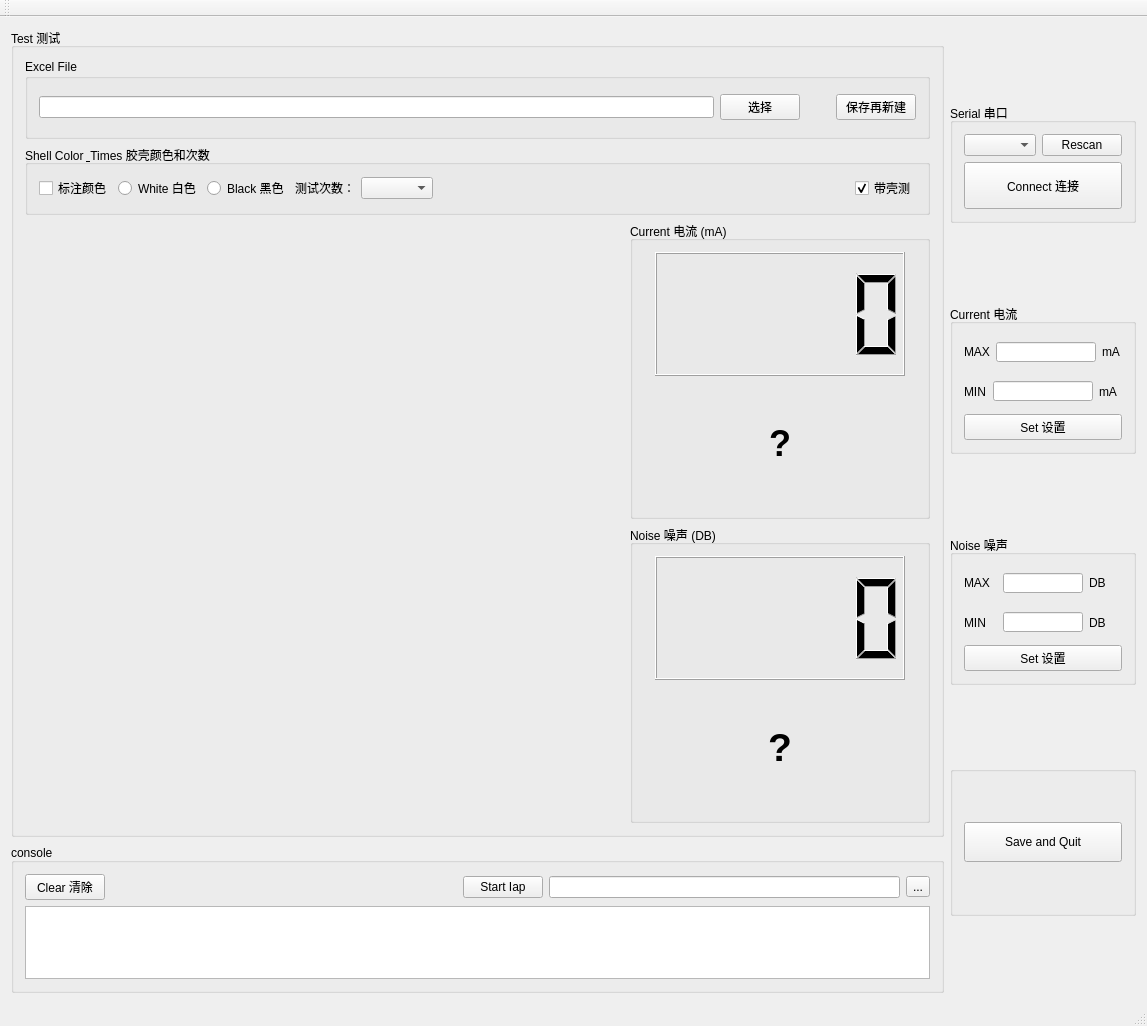
Above: mainwindow.ui from RuanJG/desktopApp before the change. Below: the same form after it.
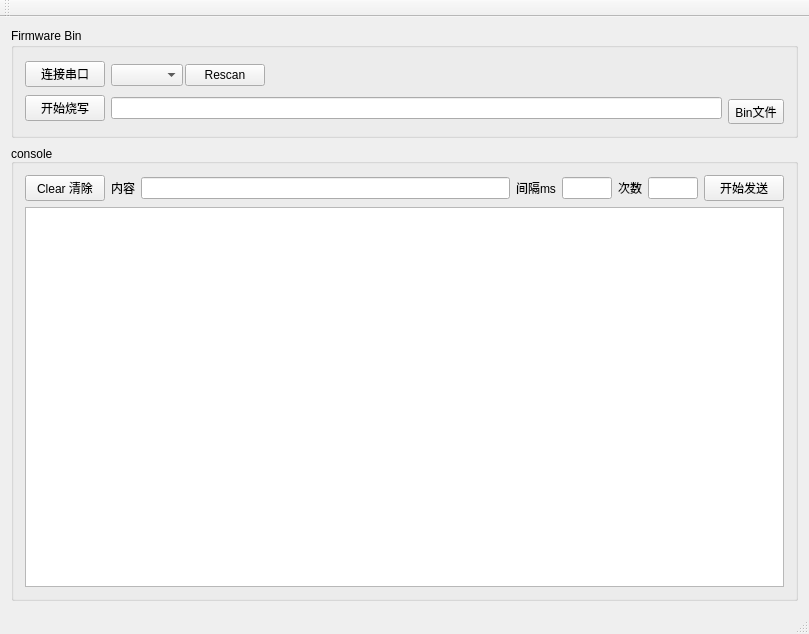
That is the form after the change. Custom widgets are drawn as their Qt base class.

```diff
--- a/mainwindow.ui
+++ b/mainwindow.ui
@@ -6,381 +6,41 @@
    <rect>
     <x>0</x>
     <y>0</y>
-    <width>1147</width>
-    <height>1026</height>
+    <width>809</width>
+    <height>634</height>
    </rect>
   </property>
   <property name="windowTitle">
    <string>T-Rex测试程序</string>
   </property>
   <widget class="QWidget" name="centralWidget">
-   <layout class="QGridLayout" name="gridLayout_6">
+   <layout class="QGridLayout" name="gridLayout_3">
     <item row="0" column="0">
-     <layout class="QHBoxLayout" name="horizontalLayout_8">
+     <layout class="QVBoxLayout" name="verticalLayout_5">
       <item>
-       <layout class="QVBoxLayout" name="verticalLayout_10">
-        <item>
-         <widget class="QGroupBox" name="groupBox_4">
-          <property name="sizePolicy">
-           <sizepolicy hsizetype="Preferred" vsizetype="Preferred">
-            <horstretch>0</horstretch>
-            <verstretch>0</verstretch>
-           </sizepolicy>
-          </property>
-          <property name="minimumSize">
-           <size>
-            <width>0</width>
-            <height>0</height>
-           </size>
-          </property>
-          <property name="maximumSize">
-           <size>
-            <width>7000</width>
-            <height>6000</height>
-           </size>
-          </property>
-          <property name="title">
-           <string>Test 测试</string>
-          </property>
-          <layout class="QGridLayout" name="gridLayout_3">
-           <item row="1" column="0">
-            <widget class="QGroupBox" name="groupBox_8">
-             <property name="enabled">
-              <bool>true</bool>
-             </property>
-             <property name="maximumSize">
-              <size>
-               <width>16777215</width>
-               <height>70</height>
-              </size>
-             </property>
-             <property name="title">
-              <string>Shell Color &amp; Times 胶壳颜色和次数</string>
-             </property>
-             <layout class="QGridLayout" name="gridLayout_5">
-              <item row="0" column="0">
-               <layout class="QHBoxLayout" name="horizontalLayout_10">
-                <item>
-                 <widget class="QCheckBox" name="checkBox">
-                  <property name="text">
-                   <string>标注颜色</string>
-                  </property>
-                 </widget>
-                </item>
-                <item>
-                 <widget class="QRadioButton" name="colorWhiteradioButton">
-                  <property name="text">
-                   <string>White 白色</string>
-                  </property>
-                 </widget>
-                </item>
-                <item>
-                 <widget class="QRadioButton" name="colorBlackradioButton">
-                  <property name="text">
-                   <string>Black 黑色</string>
-                  </property>
-                 </widget>
-                </item>
-                <item>
-                 <widget class="QLabel" name="label_5">
-                  <property name="text">
-                   <string>测试次数：</string>
-                  </property>
-                 </widget>
-                </item>
-                <item>
-                 <widget class="QComboBox" name="testCountcomboBox"/>
-                </item>
-                <item>
-                 <spacer name="horizontalSpacer_2">
-                  <property name="orientation">
-                   <enum>Qt::Horizontal</enum>
-                  </property>
-                  <property name="sizeHint" stdset="0">
-                   <size>
-                    <width>15</width>
-                    <height>20</height>
-                   </size>
-                  </property>
-                 </spacer>
-                </item>
-                <item>
-                 <widget class="QCheckBox" name="withSheelCheckBox">
-                  <property name="text">
-                   <string>带壳测</string>
-                  </property>
-                  <property name="checked">
-                   <bool>true</bool>
-                  </property>
-                 </widget>
-                </item>
-               </layout>
-              </item>
-             </layout>
-            </widget>
-           </item>
-           <item row="2" column="0">
-            <layout class="QVBoxLayout" name="verticalLayout_9">
-             <item>
-              <layout class="QHBoxLayout" name="horizontalLayout">
-               <item>
-                <widget class="QCustomPlot" name="currentPlotwidget" native="true"/>
-               </item>
-               <item>
-                <widget class="QGroupBox" name="groupBox_7">
-                 <property name="maximumSize">
-                  <size>
-                   <width>300</width>
-                   <height>3000</height>
-                  </size>
-                 </property>
-                 <property name="autoFillBackground">
-                  <bool>false</bool>
-                 </property>
-                 <property name="title">
-                  <string>Current 电流 (mA)</string>
-                 </property>
-                 <layout class="QGridLayout" name="gridLayout">
-                  <item row="0" column="0">
-                   <layout class="QVBoxLayout" name="verticalLayout_7">
-                    <item>
-                     <widget class="QLCDNumber" name="currentlcdNumber">
-                      <property name="sizePolicy">
-                       <sizepolicy hsizetype="Fixed" vsizetype="Fixed">
-                        <horstretch>0</horstretch>
-                        <verstretch>0</verstretch>
-                       </sizepolicy>
-                      </property>
-                      <property name="minimumSize">
-                       <size>
-                        <width>0</width>
-                        <height>0</height>
-                       </size>
-                      </property>
-                      <property name="maximumSize">
-                       <size>
-                        <width>3000</width>
-                        <height>2000</height>
-                       </size>
-                      </property>
-                      <property name="value" stdset="0">
-                       <double>0.000000000000000</double>
-                      </property>
-                      <property name="intValue" stdset="0">
-                       <number>0</number>
-                      </property>
-                     </widget>
-                    </item>
-                    <item>
-                     <widget class="QLabel" name="currentlabel">
-                      <property name="sizePolicy">
-                       <sizepolicy hsizetype="Preferred" vsizetype="Preferred">
-                        <horstretch>0</horstretch>
-                        <verstretch>0</verstretch>
-                       </sizepolicy>
-                      </property>
-                      <property name="minimumSize">
-                       <size>
-                        <width>0</width>
-                        <height>0</height>
-                       </size>
-                      </property>
-                      <property name="maximumSize">
-                       <size>
-                        <width>250</width>
-                        <height>16777215</height>
-                       </size>
-                      </property>
-                      <property name="font">
-                       <font>
-                        <pointsize>27</pointsize>
-                        <weight>75</weight>
-                        <bold>true</bold>
-                       </font>
-                      </property>
-                      <property name="text">
-                       <string>?</string>
-                      </property>
-                      <property name="alignment">
-                       <set>Qt::AlignCenter</set>
-                      </property>
-                     </widget>
-                    </item>
-                   </layout>
-                  </item>
-                 </layout>
-                </widget>
-               </item>
-              </layout>
-             </item>
-             <item>
-              <layout class="QHBoxLayout" name="horizontalLayout_7">
-               <item>
-                <widget class="QCustomPlot" name="noisePlotwidget" native="true"/>
-               </item>
-               <item>
-                <widget class="QGroupBox" name="groupBox_9">
-                 <property name="maximumSize">
-                  <size>
-                   <width>300</width>
-                   <height>3000</height>
-                  </size>
-                 </property>
-                 <property name="autoFillBackground">
-                  <bool>false</bool>
-                 </property>
-                 <property name="title">
-                  <string>Noise 噪声 (DB)</string>
-                 </property>
-                 <layout class="QGridLayout" name="gridLayout_2">
-                  <item row="0" column="0">
-                   <layout class="QVBoxLayout" name="verticalLayout_8">
-                    <item>
-                     <widget class="QLCDNumber" name="noiselcdNumber">
-                      <property name="sizePolicy">
-                       <sizepolicy hsizetype="Fixed" vsizetype="Fixed">
-                        <horstretch>0</horstretch>
-                        <verstretch>0</verstretch>
-                       </sizepolicy>
-                      </property>
-                      <property name="minimumSize">
-                       <size>
-                        <width>0</width>
-                        <height>0</height>
-                       </size>
-                      </property>
-                      <property name="maximumSize">
-                       <size>
-                        <width>3000</width>
-                        <height>2000</height>
-                       </size>
-                      </property>
-                      <property name="value" stdset="0">
-                       <double>0.000000000000000</double>
-                      </property>
-                      <property name="intValue" stdset="0">
-                       <number>0</number>
-                      </property>
-                     </widget>
-                    </item>
-                    <item>
-                     <widget class="QLabel" name="noiselabel">
-                      <property name="sizePolicy">
-                       <sizepolicy hsizetype="Preferred" vsizetype="Preferred">
-                        <horstretch>0</horstretch>
-                        <verstretch>0</verstretch>
-                       </sizepolicy>
-                      </property>
-                      <property name="minimumSize">
-                       <size>
-                        <width>0</width>
-                        <height>0</height>
-                       </size>
-                      </property>
-                      <property name="maximumSize">
-                       <size>
-                        <width>250</width>
-                        <height>16777215</height>
-                       </size>
-                      </property>
-                      <property name="font">
-                       <font>
-                        <pointsize>29</pointsize>
-                        <weight>75</weight>
-                        <bold>true</bold>
-                       </font>
-                      </property>
-                      <property name="text">
-                       <string>?</string>
-                      </property>
-                      <property name="alignment">
-                       <set>Qt::AlignCenter</set>
-                      </property>
-                     </widget>
-                    </item>
-                   </layout>
-                  </item>
-                 </layout>
-                </widget>
-               </item>
-              </layout>
-             </item>
-            </layout>
-           </item>
-           <item row="0" column="0">
-            <widget class="QGroupBox" name="groupBox_10">
-             <property name="maximumSize">
-              <size>
-               <width>16777215</width>
-               <height>80</height>
-              </size>
-             </property>
-             <property name="title">
-              <string>Excel File</string>
-             </property>
-             <layout class="QGridLayout" name="gridLayout_4">
-              <item row="0" column="0">
-               <layout class="QHBoxLayout" name="horizontalLayout_11">
-                <item>
-                 <widget class="QLineEdit" name="excelFilePathlineEdit"/>
-                </item>
-                <item>
-                 <widget class="QPushButton" name="excelFileSelectpushButton">
-                  <property name="text">
-                   <string>选择</string>
-                  </property>
-                 </widget>
-                </item>
-                <item>
-                 <spacer name="horizontalSpacer_3">
-                  <property name="orientation">
-                   <enum>Qt::Horizontal</enum>
-                  </property>
-                  <property name="sizeType">
-                   <enum>QSizePolicy::Fixed</enum>
-                  </property>
-                  <property name="sizeHint" stdset="0">
-                   <size>
-                    <width>30</width>
-                    <height>20</height>
-                   </size>
-                  </property>
-                 </spacer>
-                </item>
-                <item>
-                 <widget class="QPushButton" name="restartButton">
-                  <property name="text">
-                   <string>保存再新建</string>
-                  </property>
-                 </widget>
-                </item>
-               </layout>
-              </item>
-             </layout>
-            </widget>
-           </item>
-          </layout>
-         </widget>
-        </item>
-        <item>
-         <widget class="QGroupBox" name="groupBox_6">
-          <property name="maximumSize">
-           <size>
-            <width>16777215</width>
-            <height>150</height>
-           </size>
-          </property>
-          <property name="title">
-           <string>console</string>
-          </property>
-          <property name="alignment">
-           <set>Qt::AlignBottom|Qt::AlignLeading|Qt::AlignLeft</set>
-          </property>
-          <layout class="QVBoxLayout" name="verticalLayout">
+       <widget class="QGroupBox" name="groupBox_2">
+        <property name="minimumSize">
+         <size>
+          <width>600</width>
+          <height>100</height>
+         </size>
+        </property>
+        <property name="maximumSize">
+         <size>
+          <width>16777215</width>
+          <height>150</height>
+         </size>
+        </property>
+        <property name="title">
+         <string>Firmware Bin</string>
+        </property>
+        <layout class="QGridLayout" name="gridLayout">
+         <item row="0" column="0">
+          <layout class="QHBoxLayout" name="horizontalLayout_3">
            <item>
-            <layout class="QHBoxLayout" name="horizontalLayout_9">
+            <layout class="QVBoxLayout" name="verticalLayout">
              <item>
-              <widget class="QPushButton" name="ClearTextBrowButton">
+              <widget class="QPushButton" name="SerialButton">
                <property name="maximumSize">
                 <size>
                  <width>100</width>
@@ -388,43 +48,206 @@
                 </size>
                </property>
                <property name="text">
-                <string>Clear 清除</string>
+                <string>连接串口</string>
                </property>
               </widget>
              </item>
              <item>
-              <spacer name="horizontalSpacer">
+              <widget class="QPushButton" name="iapButton">
+               <property name="maximumSize">
+                <size>
+                 <width>150</width>
+                 <height>16777215</height>
+                </size>
+               </property>
+               <property name="text">
+                <string>开始烧写</string>
+               </property>
+              </widget>
+             </item>
+            </layout>
+           </item>
+           <item>
+            <layout class="QVBoxLayout" name="verticalLayout_2">
+             <item>
+              <layout class="QHBoxLayout" name="horizontalLayout_2">
+               <property name="spacing">
+                <number>2</number>
+               </property>
+               <property name="sizeConstraint">
+                <enum>QLayout::SetFixedSize</enum>
+               </property>
+               <property name="rightMargin">
+                <number>0</number>
+               </property>
+               <item>
+                <widget class="QComboBox" name="SerialcomboBox">
+                 <property name="sizePolicy">
+                  <sizepolicy hsizetype="Preferred" vsizetype="Preferred">
+                   <horstretch>0</horstretch>
+                   <verstretch>0</verstretch>
+                  </sizepolicy>
+                 </property>
+                 <property name="maximumSize">
+                  <size>
+                   <width>80</width>
+                   <height>30</height>
+                  </size>
+                 </property>
+                </widget>
+               </item>
+               <item>
+                <widget class="QPushButton" name="pushButton_3">
+                 <property name="maximumSize">
+                  <size>
+                   <width>80</width>
+                   <height>16777215</height>
+                  </size>
+                 </property>
+                 <property name="text">
+                  <string>Rescan</string>
+                 </property>
+                </widget>
+               </item>
+               <item>
+                <spacer name="horizontalSpacer">
+                 <property name="orientation">
+                  <enum>Qt::Horizontal</enum>
+                 </property>
+                 <property name="sizeHint" stdset="0">
+                  <size>
+                   <width>40</width>
+                   <height>20</height>
+                  </size>
+                 </property>
+                </spacer>
+               </item>
+              </layout>
+             </item>
+             <item>
+              <widget class="QLineEdit" name="iapFilelineEdit">
+               <property name="minimumSize">
+                <size>
+                 <width>200</width>
+                 <height>0</height>
+                </size>
+               </property>
+              </widget>
+             </item>
+            </layout>
+           </item>
+           <item>
+            <layout class="QVBoxLayout" name="verticalLayout_4">
+             <item>
+              <spacer name="horizontalSpacer_2">
                <property name="orientation">
                 <enum>Qt::Horizontal</enum>
                </property>
+               <property name="sizeType">
+                <enum>QSizePolicy::Fixed</enum>
+               </property>
                <property name="sizeHint" stdset="0">
                 <size>
-                 <width>30</width>
-                 <height>20</height>
+                 <width>40</width>
+                 <height>40</height>
                 </size>
                </property>
               </spacer>
              </item>
-             <item>
-              <widget class="QPushButton" name="iapButton">
-               <property name="maximumSize">
-                <size>
-                 <width>150</width>
-                 <height>16777215</height>
-                </size>
-               </property>
-               <property name="text">
-                <string>Start Iap</string>
-               </property>
-              </widget>
-             </item>
-             <item>
-              <widget class="QLineEdit" name="iapFilelineEdit"/>
-             </item>
              <item>
               <widget class="QToolButton" name="fileChooseButton">
                <property name="text">
-                <string>...</string>
+                <string>Bin文件</string>
+               </property>
+              </widget>
+             </item>
+            </layout>
+           </item>
+          </layout>
+         </item>
+        </layout>
+       </widget>
+      </item>
+      <item>
+       <widget class="QGroupBox" name="groupBox_6">
+        <property name="maximumSize">
+         <size>
+          <width>16777215</width>
+          <height>16777215</height>
+         </size>
+        </property>
+        <property name="title">
+         <string>console</string>
+        </property>
+        <property name="alignment">
+         <set>Qt::AlignBottom|Qt::AlignLeading|Qt::AlignLeft</set>
+        </property>
+        <layout class="QGridLayout" name="gridLayout_2">
+         <item row="0" column="0">
+          <layout class="QVBoxLayout" name="verticalLayout_3">
+           <item>
+            <layout class="QHBoxLayout" name="horizontalLayout">
+             <item>
+              <widget class="QPushButton" name="ClearTextBrowButton">
+               <property name="maximumSize">
+                <size>
+                 <width>100</width>
+                 <height>16777215</height>
+                </size>
+               </property>
+               <property name="text">
+                <string>Clear 清除</string>
+               </property>
+              </widget>
+             </item>
+             <item>
+              <widget class="QLabel" name="label_2">
+               <property name="text">
+                <string>内容</string>
+               </property>
+              </widget>
+             </item>
+             <item>
+              <widget class="QLineEdit" name="sendlineEdit"/>
+             </item>
+             <item>
+              <widget class="QLabel" name="label">
+               <property name="text">
+                <string>间隔ms</string>
+               </property>
+              </widget>
+             </item>
+             <item>
+              <widget class="QLineEdit" name="sendIntervallineEdit">
+               <property name="maximumSize">
+                <size>
+                 <width>50</width>
+                 <height>16777215</height>
+                </size>
+               </property>
+              </widget>
+             </item>
+             <item>
+              <widget class="QLabel" name="label_3">
+               <property name="text">
+                <string>次数</string>
+               </property>
+              </widget>
+             </item>
+             <item>
+              <widget class="QLineEdit" name="sendCountlineEdit">
+               <property name="maximumSize">
+                <size>
+                 <width>50</width>
+                 <height>16777215</height>
+                </size>
+               </property>
+              </widget>
+             </item>
+             <item>
+              <widget class="QPushButton" name="sendpushButton">
+               <property name="text">
+                <string>开始发送</string>
                </property>
               </widget>
              </item>
@@ -441,306 +264,9 @@
             </widget>
            </item>
           </layout>
-         </widget>
-        </item>
-       </layout>
-      </item>
-      <item>
-       <layout class="QVBoxLayout" name="verticalLayout_2">
-        <item>
-         <widget class="QGroupBox" name="groupBox">
-          <property name="sizePolicy">
-           <sizepolicy hsizetype="Preferred" vsizetype="Preferred">
-            <horstretch>0</horstretch>
-            <verstretch>0</verstretch>
-           </sizepolicy>
-          </property>
-          <property name="maximumSize">
-           <size>
-            <width>250</width>
-            <height>120</height>
-           </size>
-          </property>
-          <property name="title">
-           <string>Serial 串口</string>
-          </property>
-          <layout class="QVBoxLayout" name="verticalLayout_4">
-           <item>
-            <layout class="QHBoxLayout" name="horizontalLayout_2">
-             <item>
-              <widget class="QComboBox" name="SerialcomboBox">
-               <property name="sizePolicy">
-                <sizepolicy hsizetype="Preferred" vsizetype="Preferred">
-                 <horstretch>0</horstretch>
-                 <verstretch>0</verstretch>
-                </sizepolicy>
-               </property>
-              </widget>
-             </item>
-             <item>
-              <widget class="QPushButton" name="pushButton_3">
-               <property name="text">
-                <string>Rescan</string>
-               </property>
-              </widget>
-             </item>
-            </layout>
-           </item>
-           <item>
-            <widget class="QPushButton" name="SerialButton">
-             <property name="sizePolicy">
-              <sizepolicy hsizetype="Preferred" vsizetype="Preferred">
-               <horstretch>0</horstretch>
-               <verstretch>0</verstretch>
-              </sizepolicy>
-             </property>
-             <property name="text">
-              <string>Connect 连接</string>
-             </property>
-            </widget>
-           </item>
-          </layout>
-         </widget>
-        </item>
-        <item>
-         <widget class="QGroupBox" name="groupBox_2">
-          <property name="sizePolicy">
-           <sizepolicy hsizetype="Fixed" vsizetype="Preferred">
-            <horstretch>0</horstretch>
-            <verstretch>0</verstretch>
-           </sizepolicy>
-          </property>
-          <property name="maximumSize">
-           <size>
-            <width>250</width>
-            <height>150</height>
-           </size>
-          </property>
-          <property name="title">
-           <string>Current 电流</string>
-          </property>
-          <layout class="QVBoxLayout" name="verticalLayout_5">
-           <item>
-            <layout class="QHBoxLayout" name="horizontalLayout_3">
-             <item>
-              <widget class="QLabel" name="label_3">
-               <property name="maximumSize">
-                <size>
-                 <width>40</width>
-                 <height>16777215</height>
-                </size>
-               </property>
-               <property name="text">
-                <string>MAX</string>
-               </property>
-              </widget>
-             </item>
-             <item>
-              <widget class="QLineEdit" name="currentMaxLineEdit">
-               <property name="sizePolicy">
-                <sizepolicy hsizetype="Expanding" vsizetype="Fixed">
-                 <horstretch>0</horstretch>
-                 <verstretch>0</verstretch>
-                </sizepolicy>
-               </property>
-               <property name="maximumSize">
-                <size>
-                 <width>100</width>
-                 <height>20</height>
-                </size>
-               </property>
-              </widget>
-             </item>
-             <item>
-              <widget class="QLabel" name="label">
-               <property name="text">
-                <string>mA</string>
-               </property>
-              </widget>
-             </item>
-            </layout>
-           </item>
-           <item>
-            <layout class="QHBoxLayout" name="horizontalLayout_4">
-             <item>
-              <widget class="QLabel" name="label_4">
-               <property name="minimumSize">
-                <size>
-                 <width>0</width>
-                 <height>0</height>
-                </size>
-               </property>
-               <property name="maximumSize">
-                <size>
-                 <width>40</width>
-                 <height>16777215</height>
-                </size>
-               </property>
-               <property name="text">
-                <string>MIN</string>
-               </property>
-              </widget>
-             </item>
-             <item>
-              <widget class="QLineEdit" name="currentMinLineEdit">
-               <property name="maximumSize">
-                <size>
-                 <width>100</width>
-                 <height>20</height>
-                </size>
-               </property>
-              </widget>
-             </item>
-             <item>
-              <widget class="QLabel" name="label_2">
-               <property name="text">
-                <string>mA</string>
-               </property>
-              </widget>
-             </item>
-            </layout>
-           </item>
-           <item>
-            <widget class="QPushButton" name="setcurrentButton">
-             <property name="text">
-              <string>Set 设置</string>
-             </property>
-            </widget>
-           </item>
-          </layout>
-         </widget>
-        </item>
-        <item>
-         <widget class="QGroupBox" name="groupBox_5">
-          <property name="sizePolicy">
-           <sizepolicy hsizetype="Fixed" vsizetype="Preferred">
-            <horstretch>0</horstretch>
-            <verstretch>0</verstretch>
-           </sizepolicy>
-          </property>
-          <property name="maximumSize">
-           <size>
-            <width>250</width>
-            <height>150</height>
-           </size>
-          </property>
-          <property name="title">
-           <string>Noise 噪声</string>
-          </property>
-          <layout class="QVBoxLayout" name="verticalLayout_6">
-           <item>
-            <layout class="QHBoxLayout" name="horizontalLayout_5">
-             <item>
-              <widget class="QLabel" name="label_7">
-               <property name="text">
-                <string>MAX</string>
-               </property>
-              </widget>
-             </item>
-             <item>
-              <widget class="QLineEdit" name="VolumeMaxlineEdit">
-               <property name="maximumSize">
-                <size>
-                 <width>80</width>
-                 <height>20</height>
-                </size>
-               </property>
-              </widget>
-             </item>
-             <item>
-              <widget class="QLabel" name="label_9">
-               <property name="text">
-                <string>DB</string>
-               </property>
-              </widget>
-             </item>
-            </layout>
-           </item>
-           <item>
-            <layout class="QHBoxLayout" name="horizontalLayout_6">
-             <item>
-              <widget class="QLabel" name="label_8">
-               <property name="text">
-                <string>MIN</string>
-               </property>
-              </widget>
-             </item>
-             <item>
-              <widget class="QLineEdit" name="VolumeMinlineEdit">
-               <property name="maximumSize">
-                <size>
-                 <width>80</width>
-                 <height>20</height>
-                </size>
-               </property>
-              </widget>
-             </item>
-             <item>
-              <widget class="QLabel" name="label_10">
-               <property name="text">
-                <string>DB</string>
-               </property>
-              </widget>
-             </item>
-            </layout>
-           </item>
-           <item>
-            <widget class="QPushButton" name="setVolumeButton">
-             <property name="text">
-              <string>Set 设置</string>
-             </property>
-            </widget>
-           </item>
-          </layout>
-         </widget>
-        </item>
-        <item>
-         <widget class="QGroupBox" name="groupBox_3">
-          <property name="sizePolicy">
-           <sizepolicy hsizetype="Fixed" vsizetype="Preferred">
-            <horstretch>0</horstretch>
-            <verstretch>0</verstretch>
-           </sizepolicy>
-          </property>
-          <property name="minimumSize">
-           <size>
-            <width>0</width>
-            <height>0</height>
-           </size>
-          </property>
-          <property name="maximumSize">
-           <size>
-            <width>250</width>
-            <height>150</height>
-           </size>
-          </property>
-          <property name="title">
-           <string/>
-          </property>
-          <layout class="QVBoxLayout" name="verticalLayout_3">
-           <item>
-            <widget class="QPushButton" name="save_close_Button">
-             <property name="sizePolicy">
-              <sizepolicy hsizetype="Preferred" vsizetype="Fixed">
-               <horstretch>0</horstretch>
-               <verstretch>0</verstretch>
-              </sizepolicy>
-             </property>
-             <property name="minimumSize">
-              <size>
-               <width>0</width>
-               <height>40</height>
-              </size>
-             </property>
-             <property name="text">
-              <string>Save and Quit</string>
-             </property>
-            </widget>
-           </item>
-          </layout>
-         </widget>
-        </item>
-       </layout>
+         </item>
+        </layout>
+       </widget>
       </item>
      </layout>
     </item>
@@ -767,14 +293,6 @@
   <widget class="QStatusBar" name="statusBar"/>
  </widget>
  <layoutdefault spacing="6" margin="11"/>
- <customwidgets>
-  <customwidget>
-   <class>QCustomPlot</class>
-   <extends>QWidget</extends>
-   <header location="global">qcustomplot.h</header>
-   <container>1</container>
-  </customwidget>
- </customwidgets>
  <resources/>
  <connections/>
 </ui>
```
Left out of the diff: 2 changed lines with no effect on the pictures.
